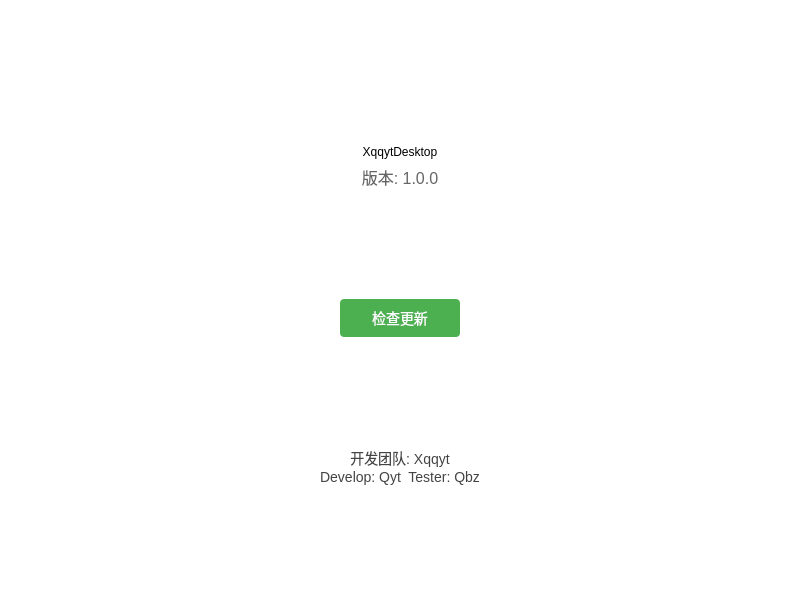
Above: UI/SettingsWidget/ItemWidget/AboutWidget/AboutWidget.ui from XQQYT/XqqytDesktop before the change. Below: the same form after it.
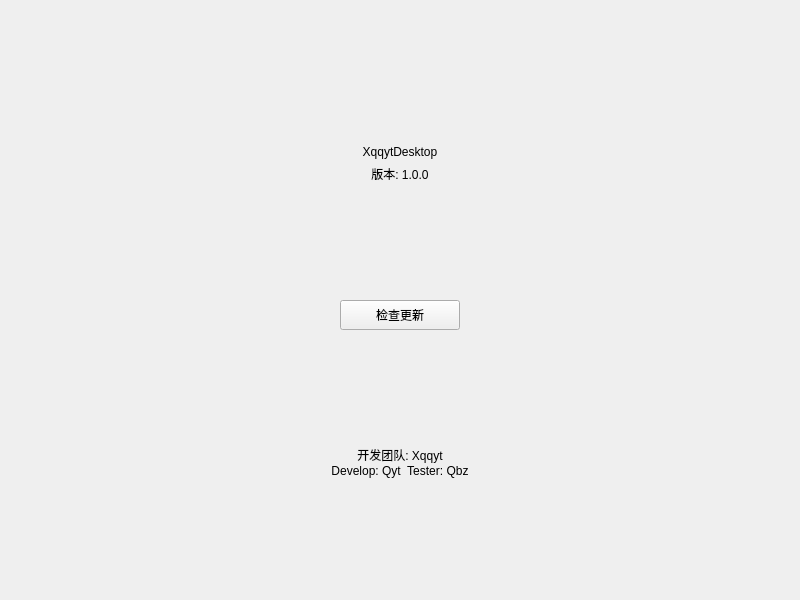
That is the form after the change. Icons and pictures are not drawn.

What changed in the file:
```diff
--- a/UI/SettingsWidget/ItemWidget/AboutWidget/AboutWidget.ui
+++ b/UI/SettingsWidget/ItemWidget/AboutWidget/AboutWidget.ui
@@ -13,48 +13,6 @@
   <property name="windowTitle">
    <string>关于</string>
   </property>
-  <property name="styleSheet">
-   <string notr="true">QWidget {
-    background-color: #ffffff;
-    font-family: &quot;Microsoft YaHei&quot;;
-}
-
-QLabel{
-    background-color: #ffffff;
-}
-
-QLabel#label_title {
-    font-size: 24px;
-    font-weight: bold;
-    color: #333333;
-}
-QLabel#label_logo{
-	border-image: url(:/images/pic/logo.png);
-}
-QLabel#label_version {
-    font-size: 16px;
-    color: #666666;
-}
-QLabel#label_team {
-    font-size: 14px;
-    color: #444444;
-}
-QPushButton {
-    background-color: #4CAF50;
-    color: white;
-    border: none;
-    padding: 8px 16px;
-    font-size: 14px;
-    border-radius: 4px;
-}
-QPushButton:hover {
-    background-color: #45a049;
-}
-
-QPushButton:pressed {
-	background-color: rgb(59, 150, 63);
-}</string>
-  </property>
   <layout class="QVBoxLayout" name="verticalLayout">
    <item>
     <layout class="QHBoxLayout" name="horizontalLayout_2">
```
